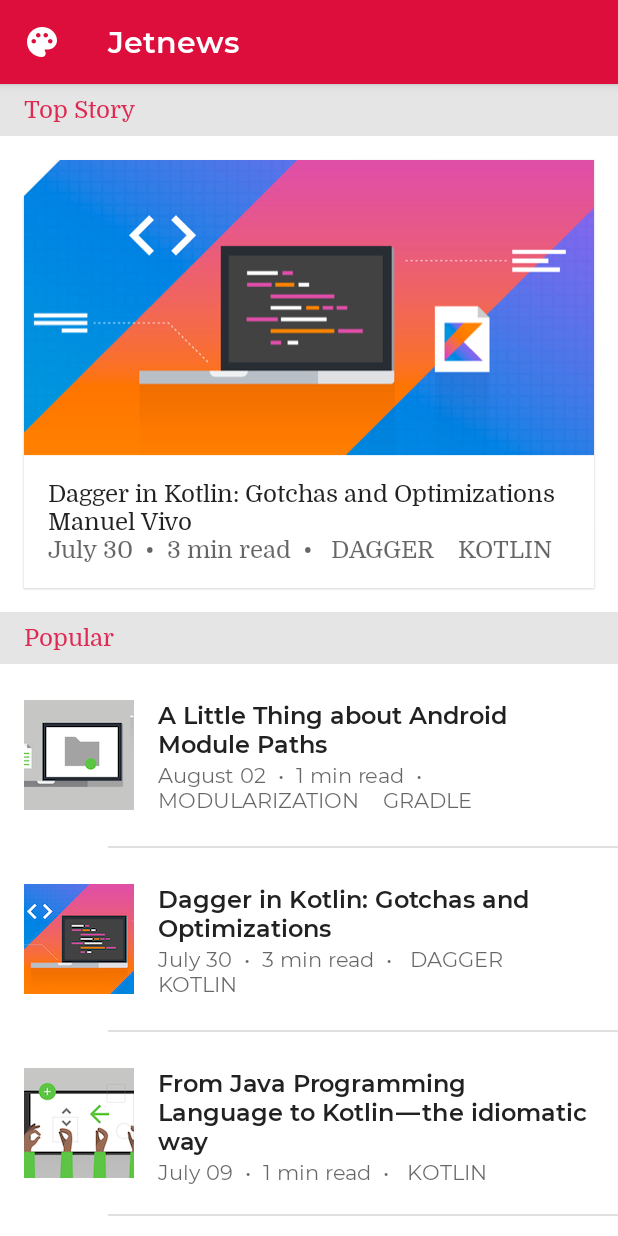
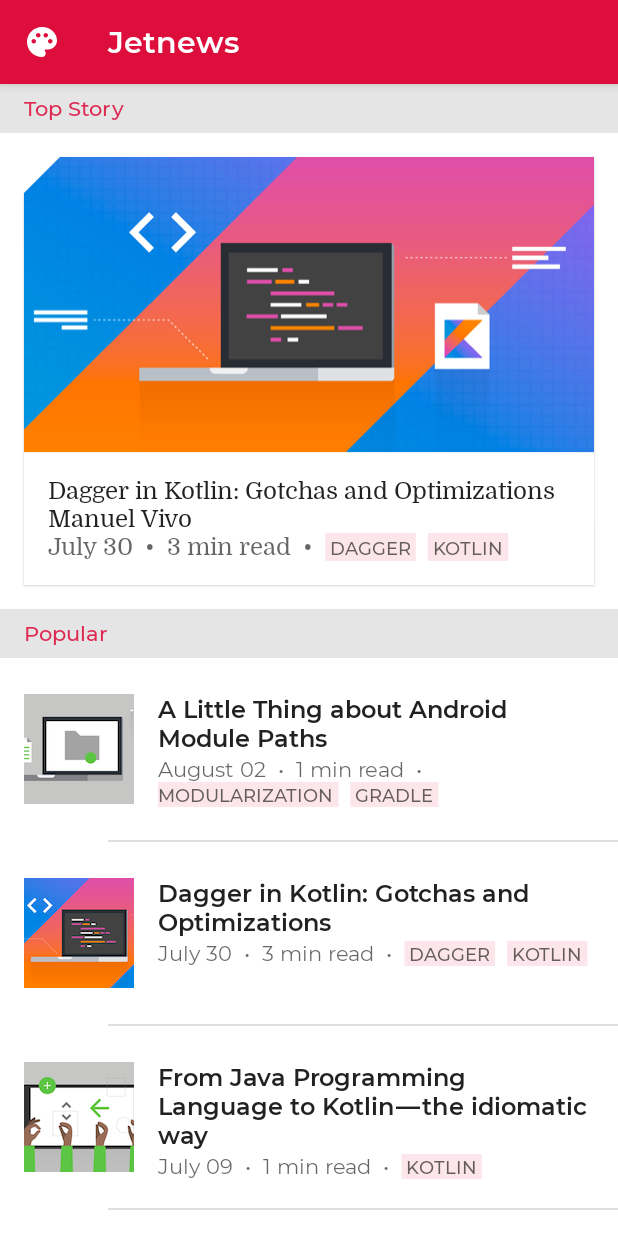
Before and after one commit to gpetuhov/JetpackComposeTutorial, an Android app built with Jetpack Compose: the screen it shows after launch (MainActivity), on a phone screen of 412 x 824 dp. Run offline under Robolectric (Android 15) with nearby library versions, the phone set to English and light mode, and no system bars.

Commit message:
Change text styling

```diff
--- a/13-ThemingCodelab/app/src/main/java/com/codelab/theming/ui/start/Home.kt
+++ b/13-ThemingCodelab/app/src/main/java/com/codelab/theming/ui/start/Home.kt
@@ -41,6 +41,7 @@ import androidx.compose.ui.res.stringResource
 import androidx.compose.ui.semantics.heading
 import androidx.compose.ui.semantics.semantics
 import androidx.compose.ui.text.buildAnnotatedString
+import androidx.compose.ui.text.withStyle
 import androidx.compose.ui.tooling.preview.Preview
 import androidx.compose.ui.unit.dp
 import com.codelab.theming.R
@@ -51,7 +52,7 @@ import com.codelab.theming.ui.start.theme.JetnewsTheme
 @Composable
 fun Home() {
     // We can check, if we are using light theme, like this
-    val isLightTheme = MaterialTheme.colors.isLight
+//    val isLightTheme = MaterialTheme.colors.isLight
 
     val featured = remember { PostRepo.getFeaturedPost() }
     val posts = remember { PostRepo.getPosts() }
@@ -116,6 +117,7 @@ fun Header(
     ) {
         Text(
             text = text,
+            style = MaterialTheme.typography.subtitle2,
             modifier = modifier
                 .fillMaxWidth()
                 .semantics { heading() }
@@ -167,16 +169,27 @@ private fun PostMetadata(
 ) {
     val divider = "  •  "
     val tagDivider = "  "
+
+    // If you need to apply multiple styles to some text,
+    // then you can use the AnnotatedString class to apply markup,
+    // adding SpanStyles to a range of text.
     val text = buildAnnotatedString {
         append(post.metadata.date)
         append(divider)
         append(stringResource(R.string.read_time, post.metadata.readTimeMinutes))
         append(divider)
+
+        val tagStyle = MaterialTheme.typography.overline.toSpanStyle().copy(
+            background = MaterialTheme.colors.primary.copy(alpha = 0.1f)
+        )
+
         post.tags.forEachIndexed { index, tag ->
             if (index != 0) {
                 append(tagDivider)
             }
-            append(" ${tag.toUpperCase()} ")
+            withStyle(tagStyle) {
+                append(" ${tag.toUpperCase()} ")
+            }
         }
     }
 
```
